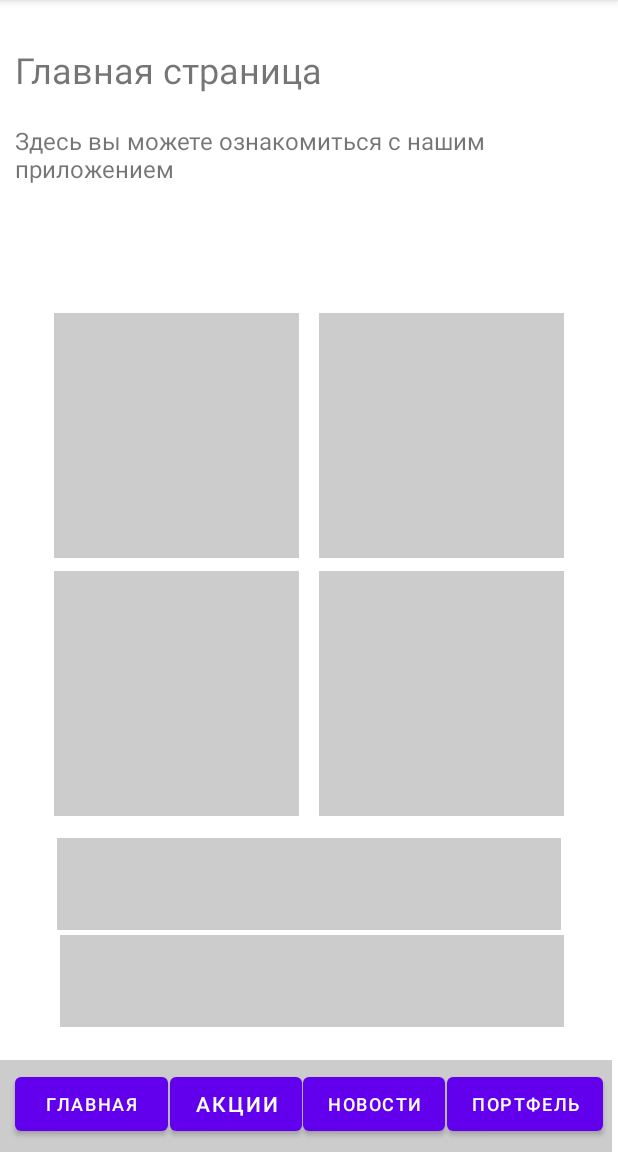
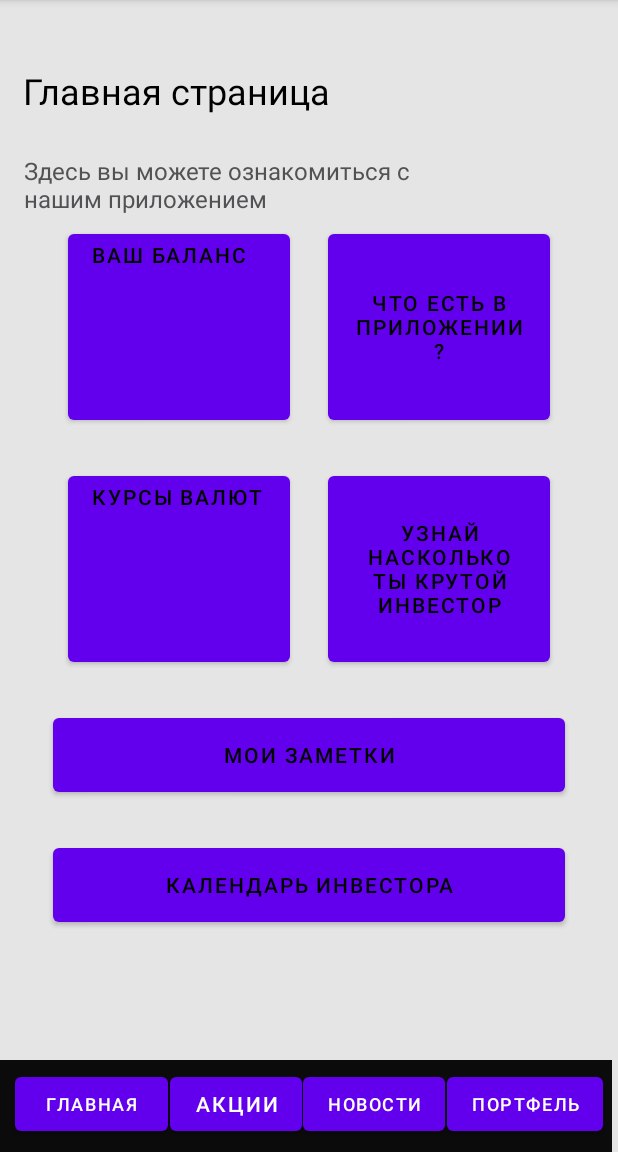
Before and after one commit to EnderSim/investment_app, an Android app: the screen it shows after launch (MainActivity), on a phone screen of 412 x 824 dp, the part 84-1236 px from its top. Run offline under Robolectric (Android 15) with nearby library versions, the phone set to English and light mode, and no system bars.

Commit message:
ДИЗАЙН

```diff
--- a/app/src/main/res/layout/activity_main.xml
+++ b/app/src/main/res/layout/activity_main.xml
@@ -4,91 +4,18 @@
     xmlns:tools="http://schemas.android.com/tools"
     android:layout_width="match_parent"
     android:layout_height="match_parent"
+    android:background="#E5E5E5"
     tools:context=".MainActivity">
-
-    <ImageView
-        android:id="@+id/imageView4"
-        android:layout_width="163dp"
-        android:layout_height="163dp"
-        android:layout_centerInParent="true"
-        android:layout_marginEnd="36dp"
-        android:layout_marginBottom="224dp"
-        android:background="#cccccc"
-        android:scaleType="center"
-        app:layout_constraintBottom_toBottomOf="parent"
-        app:layout_constraintEnd_toEndOf="parent"></ImageView>
-
-    <ImageView
-        android:id="@+id/imageView3"
-        android:layout_width="163dp"
-        android:layout_height="163dp"
-        android:layout_centerInParent="true"
-        android:layout_marginStart="36dp"
-        android:layout_marginBottom="224dp"
-        android:background="#cccccc"
-        android:scaleType="center"
-        app:layout_constraintBottom_toBottomOf="parent"
-        app:layout_constraintStart_toStartOf="parent"></ImageView>
 
     <ImageView
         android:id="@+id/imageView"
         android:layout_width="408dp"
         android:layout_height="61dp"
         android:layout_centerInParent="true"
-        android:background="#cccccc"
+        android:background="#0B0B0B"
         android:scaleType="center"
         app:layout_constraintBottom_toBottomOf="parent"
         app:layout_constraintStart_toStartOf="parent"></ImageView>
-
-    <ImageView
-        android:id="@+id/imageView5"
-        android:layout_width="336dp"
-        android:layout_height="61dp"
-        android:layout_centerInParent="true"
-        android:layout_marginStart="36dp"
-        android:layout_marginEnd="36dp"
-        android:layout_marginBottom="148dp"
-        android:background="#cccccc"
-        android:scaleType="center"
-        app:layout_constraintBottom_toBottomOf="parent"
-        app:layout_constraintEnd_toEndOf="parent"
-        app:layout_constraintStart_toStartOf="parent"></ImageView>
-
-    <ImageView
-        android:id="@+id/imageView6"
-        android:layout_width="336dp"
-        android:layout_height="61dp"
-        android:layout_centerInParent="true"
-        android:layout_marginTop="3dp"
-        android:layout_marginEnd="36dp"
-        android:background="#cccccc"
-        android:scaleType="center"
-        app:layout_constraintEnd_toEndOf="parent"
-        app:layout_constraintTop_toBottomOf="@+id/imageView5"></ImageView>
-
-    <ImageView
-        android:id="@+id/imageView1"
-        android:layout_width="163dp"
-        android:layout_height="163dp"
-        android:layout_centerInParent="true"
-        android:layout_marginStart="36dp"
-        android:layout_marginBottom="396dp"
-        android:background="#cccccc"
-        android:scaleType="center"
-        app:layout_constraintBottom_toBottomOf="parent"
-        app:layout_constraintStart_toStartOf="parent"></ImageView>
-
-    <ImageView
-        android:id="@+id/imageView2"
-        android:layout_width="163dp"
-        android:layout_height="163dp"
-        android:layout_centerInParent="true"
-        android:layout_marginEnd="36dp"
-        android:layout_marginBottom="396dp"
-        android:background="#cccccc"
-        android:scaleType="center"
-        app:layout_constraintBottom_toBottomOf="parent"
-        app:layout_constraintEnd_toEndOf="parent"></ImageView>
 
     <Button
         android:id="@+id/buttonSearch"
@@ -102,11 +29,12 @@
 
     <TextView
         android:id="@+id/textView"
-        android:layout_width="wrap_content"
-        android:layout_height="wrap_content"
-        android:layout_marginStart="10dp"
-        android:layout_marginTop="20dp"
+        android:layout_width="275dp"
+        android:layout_height="40dp"
+        android:layout_marginStart="16dp"
+        android:layout_marginTop="26dp"
         android:text="Здесь вы можете ознакомиться с нашим приложением"
+        android:textColor="#525254"
         android:textSize="16sp"
         app:layout_constraintStart_toStartOf="parent"
         app:layout_constraintTop_toBottomOf="@+id/textView2" />
@@ -151,11 +79,80 @@
         android:id="@+id/textView2"
         android:layout_width="wrap_content"
         android:layout_height="wrap_content"
-        android:layout_marginStart="10dp"
-        android:layout_marginTop="30dp"
+        android:layout_marginStart="15dp"
+        android:layout_marginTop="44dp"
         android:text="Главная страница"
+        android:textColor="#000000"
         android:textSize="24sp"
         app:layout_constraintStart_toStartOf="parent"
         app:layout_constraintTop_toTopOf="parent" />
 
+    <Button
+        android:id="@+id/button"
+        android:layout_width="148dp"
+        android:layout_height="136dp"
+        android:layout_marginTop="7dp"
+        android:layout_marginEnd="45dp"
+        android:textColor="#000000"
+        android:text="Что есть в приложении?"
+        app:layout_constraintEnd_toEndOf="parent"
+        app:layout_constraintTop_toBottomOf="@+id/textView" />
+
+    <Button
+        android:id="@+id/button4"
+        android:layout_width="148dp"
+        android:layout_height="136dp"
+        android:layout_marginStart="45dp"
+        android:layout_marginTop="7dp"
+        android:textColor="#000000"
+        android:text="Ваш баланс"
+        android:gravity="top"
+        app:layout_constraintStart_toStartOf="parent"
+        app:layout_constraintTop_toBottomOf="@+id/textView" />
+
+    <Button
+        android:id="@+id/button2"
+        android:layout_width="148dp"
+        android:layout_height="136dp"
+        android:layout_marginStart="45dp"
+        android:layout_marginTop="25dp"
+        android:text="Курсы валют"
+        android:textColor="#000000"
+        android:gravity="top"
+        app:layout_constraintStart_toStartOf="parent"
+        app:layout_constraintTop_toBottomOf="@+id/button4" />
+
+    <Button
+        android:id="@+id/button3"
+        android:layout_width="148dp"
+        android:layout_height="136dp"
+        android:layout_marginTop="25dp"
+        android:layout_marginEnd="45dp"
+        android:textColor="#000000"
+        android:text="Узнай насколько ты крутой инвестор"
+        app:layout_constraintEnd_toEndOf="parent"
+        app:layout_constraintTop_toBottomOf="@+id/button" />
+
+    <Button
+        android:id="@+id/button5"
+        android:layout_width="341dp"
+        android:layout_height="61dp"
+        android:textColor="#000000"
+        android:layout_marginTop="25dp"
+        android:layout_marginEnd="35dp"
+        android:text="Мои заметки"
+        app:layout_constraintEnd_toEndOf="parent"
+        app:layout_constraintTop_toBottomOf="@+id/button2" />
+
+    <Button
+        android:textColor="#000000"
+        android:id="@+id/button6"
+        android:layout_width="341dp"
+        android:layout_height="61dp"
+        android:layout_marginTop="25dp"
+        android:layout_marginEnd="35dp"
+        android:text="Календарь инвестора"
+        app:layout_constraintEnd_toEndOf="parent"
+        app:layout_constraintTop_toBottomOf="@+id/button5" />
+
 </androidx.constraintlayout.widget.ConstraintLayout>
```
